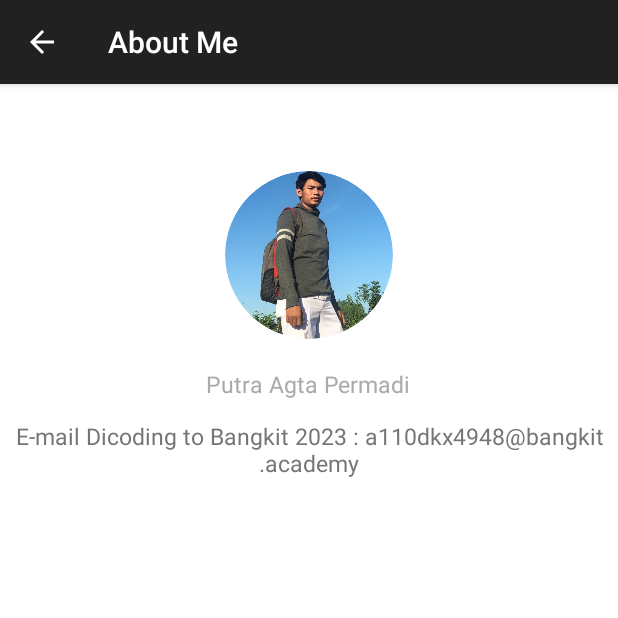
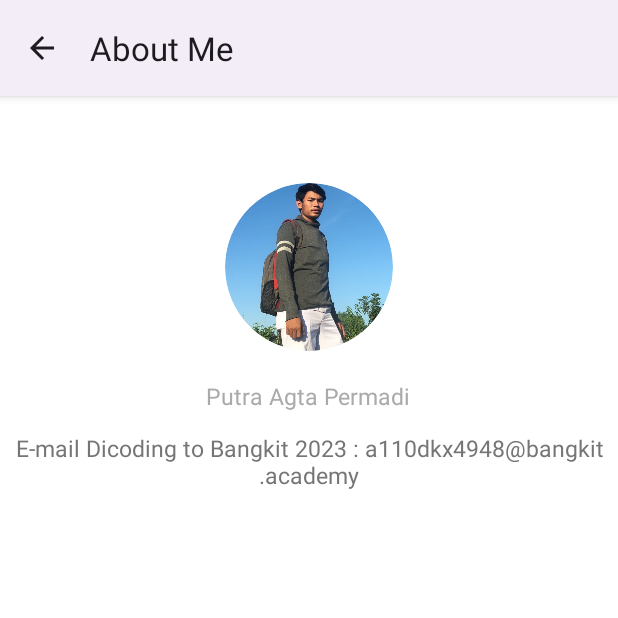
Before and after one commit to tattadv97/RemakeHealtyLife, an Android app: the AboutMeActivity screen opened directly, with no data from a screen before it, on a phone screen of 412 x 824 dp, the top half of it. Run offline under Robolectric (Android 15) with nearby library versions, the phone set to English and light mode, and no system bars; our stand-ins replace CircleImageView.

Commit message:
add dark mode done SOLVED

```diff
--- a/app/build.gradle.kts
+++ b/app/build.gradle.kts
@@ -66,6 +66,8 @@
     implementation(libs.material)
     implementation(libs.firebase.auth.ktx)
 
+    implementation(libs.material.v1110alpha02)
+
     //Preferences DataStore
     implementation(libs.androidx.datastore.preferences)
     implementation(libs.androidx.lifecycle.viewmodel.ktx)
--- a/app/src/main/res/values-night/themes.xml
+++ b/app/src/main/res/values-night/themes.xml
@@ -1,7 +1,9 @@
 <resources xmlns:tools="http://schemas.android.com/tools">
-    <!-- Base application theme. -->
-    <style name="Base.Theme.RemakeHealtyLife" parent="Theme.Material3.DayNight.NoActionBar">
-        <!-- Customize your dark theme here. -->
-        <!-- <item name="colorPrimary">@color/my_dark_primary</item> -->
+    <style name="Theme.RemakeHealtyLife" parent="Theme.Material3.DayNight">
+        <!-- Dark theme colors -->
+        <item name="colorPrimary">@color/dark_color_primary</item>
+        <item name="colorOnPrimary">@color/white</item>
+        <item name="background">@color/black</item>
+        <item name="colorOnBackground">@color/white</item>
     </style>
 </resources>
--- a/app/src/main/res/values/themes.xml
+++ b/app/src/main/res/values/themes.xml
@@ -1,11 +1,17 @@
 <resources xmlns:tools="http://schemas.android.com/tools">
-    <!-- Base application theme. -->
-    <style name="Base.Theme.RemakeHealtyLife" parent="Theme.AppCompat.Light.DarkActionBar">
-        <!-- Customize your light theme here. -->
-        <!-- <item name="colorPrimary">@color/my_light_primary</item> -->
+    <style name="Theme.RemakeHealtyLife" parent="Theme.Material3.DayNight">
+        <!-- Light theme colors -->
+        <item name="colorPrimary">@color/light_color_primary</item>
+        <item name="colorOnPrimary">@color/black</item>
+        <item name="background">@color/white</item>
+        <item name="colorOnBackground">@color/black</item>
     </style>
 
-    <style name="Theme.RemakeHealtyLife" parent="Base.Theme.RemakeHealtyLife" />
-
-    <style name="Theme.Design.NoActionBar." parent="Theme.AppCompat.Light.NoActionBar" />
+    <!-- Splash Screen Theme -->
+    <style name="Theme.SplashScreen" parent="Theme.Material3.DayNight.NoActionBar">
+        <!-- Fullscreen mode -->
+        <item name="android:windowFullscreen">true</item>
+        <item name="android:statusBarColor">@android:color/transparent</item>
+        <item name="android:windowLightStatusBar">false</item>
+    </style>
 </resources>
--- a/gradle/libs.versions.toml
+++ b/gradle/libs.versions.toml
@@ -10,6 +10,7 @@
 material = "1.12.0"
 activity = "1.9.3"
 constraintlayout = "2.2.0"
+materialVersion = "1.12.0"
 playServicesAuth = "21.2.0"
 recyclerview = "1.3.2"
 cardview = "1.0.0"
@@ -48,6 +49,7 @@
 androidx-test-runner = { group = "androidx.test", name = "runner", version.ref = "test-runner" }
 androidx-test-espresso = { group = "androidx.test.espresso", name = "espresso-core", version.ref = "test-espresso" }
 firebase-auth = { group = "com.google.firebase", name = "firebase-auth", version.ref = "firebaseAuth" }
+material-v1110alpha02 = { module = "com.google.android.material:material", version.ref = "materialVersion" }
 play-services-auth = { module = "com.google.android.gms:play-services-auth", version.ref = "playServicesAuth" }
 firebase-auth-ktx = { group = "com.google.firebase", name = "firebase-auth-ktx", version.ref = "firebaseAuthKtx" }
 androidx-datastore-preferences = { module = "androidx.datastore:datastore-preferences", version.ref = "datastorePreferences" }
```
Also changed, not shown: app/src/main/AndroidManifest.xml (+5 -4 lines), app/src/main/res/values/colors.xml (+11 -0 lines).
